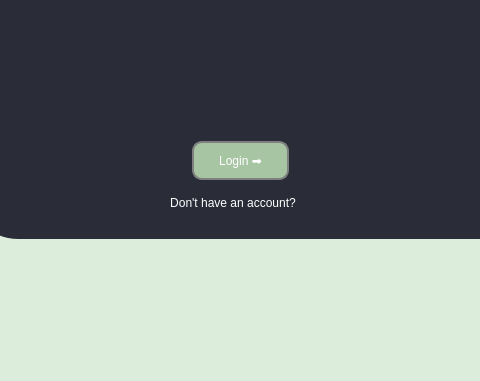
aadityapyarla1983024/QuizMania, file mainwindow.ui: the form before one commit; both pictures show x 161 to 641 and y 470 to 851 of the 1358 by 851 pixel window.
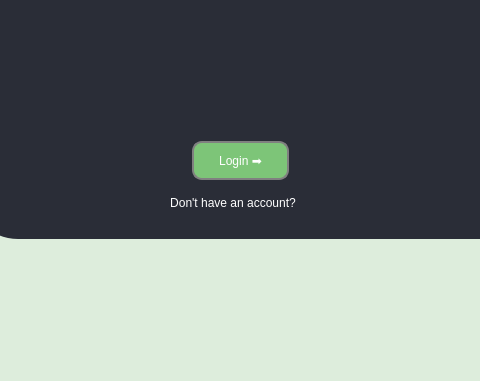
The form after the commit. The open tabs and pages were chosen to show the change. Icons and pictures are not drawn.

```diff
--- a/mainwindow.ui
+++ b/mainwindow.ui
@@ -199,7 +199,7 @@
                  <item>
                   <widget class="QPushButton" name="loginButton">
                    <property name="enabled">
-                    <bool>false</bool>
+                    <bool>true</bool>
                    </property>
                    <property name="cursor">
                     <cursorShape>PointingHandCursor</cursorShape>
```
